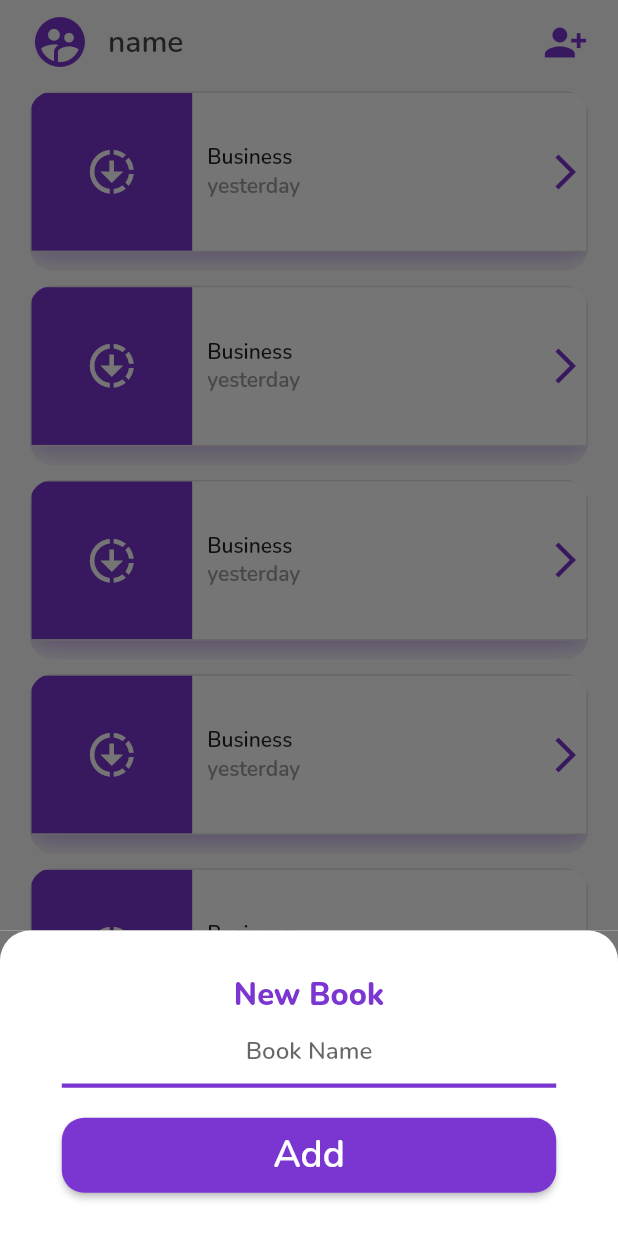
After one commit to RayMasoumi/cash_book, a Flutter app: the HomeScreen screen opened by its route, after a tap on "ADD BOOK", on a phone screen of 412 x 824 dp. The commit adds this screen. Run offline on Flutter 3.47's test engine with Material 2 defaults, Android fonts, the phone set to English and light mode, and no system bars; drawn by our look-alikes of animated_bottom_navigation_bar; our stand-ins replace get, get_storage, hive, hive_flutter, introduction_screen; accounts and stored records are empty.

Commit message:
bottom navigation bar done

```diff
--- a/lib/main.dart
+++ b/lib/main.dart
@@ -36,7 +36,7 @@ class MyApp extends StatelessWidget {
       translations: Translate(),
       // * checking if it is the first time the app is running
       initialRoute: GetStorage().read('isFirstRun') == 'false'
-          ? kSignUpScreenRoute
+          ? kHomeScreenRoute
           : kIntroductionScreenRoute,
       getPages: MyRoutes.pages,
       theme: ThemeData(
--- a/lib/screens/add_book_bottom_sheet_screen.dart
+++ b/lib/screens/add_book_bottom_sheet_screen.dart
@@ -1,6 +1,7 @@
 import 'package:cash_book/constants/colors.dart';
 import 'package:cash_book/constants/sizes.dart';
 import 'package:cash_book/constants/strings.dart';
+import 'package:cash_book/widgets/bold_small_title_widget.dart';
 import 'package:cash_book/widgets/center_hint_text_field_widget.dart';
 import 'package:cash_book/widgets/stretched_button_widget.dart';
 import 'package:flutter/material.dart';
@@ -33,13 +34,12 @@ class AddBookBottomSheet extends StatelessWidget {
               mainAxisSize: MainAxisSize.min,
               crossAxisAlignment: CrossAxisAlignment.stretch,
               children: <Widget>[
-                Text(
-                  kNewBookTitle,
-                  style: kSmallTitlesStyle,
-                  textAlign: TextAlign.center,
+                BoldSmallTitleWidget(
+                  title: kNewBookTitle,
                 ),
                 CenterHintTextFieldWidget(
                   hintText: kBookNameHint,
+                  controller: TextEditingController(),
                 ),
                 StretchedButtonWidget(buttonText: kAddButtonText),
               ],
--- /dev/null
+++ b/lib/screens/books_list_screen.dart
@@ -0,0 +1,37 @@
+import 'package:cash_book/widgets/left_icon_list_tile_widget.dart';
+import 'package:flutter/material.dart';
+
+class BooksListScreen extends StatelessWidget {
+  const BooksListScreen({
+    super.key,
+  });
+
+  @override
+  Widget build(BuildContext context) {
+    return SafeArea(
+      child: Padding(
+        padding: const EdgeInsets.only(bottom: 20.0),
+        child: ListView.builder(
+          itemCount: 8,
+          itemBuilder: (context, index) {
+            return LeftIconListTileWidget(
+              lastModified: 'yesterday',
+              title: 'Business',
+              onTap: () {},
+            );
+          },
+        ),
+      ),
+    );
+  }
+}
+
+/**
+ * * The problem with overlapping widgets happened because they kept rebuilding
+ * ! this is a hack not a solution and it is NOT optimized
+ * $child: SingleChildScrollView(
+ * $  child: Column(
+ * $    children: [for (int i = 0; i < 6; i++) CardListViewWidget()],
+ * $      ),
+ * $  ),
+ */
--- a/lib/screens/home_screen.dart
+++ b/lib/screens/home_screen.dart
@@ -3,10 +3,12 @@ import 'package:cash_book/constants/colors.dart';
 import 'package:cash_book/constants/sizes.dart';
 import 'package:cash_book/constants/strings.dart';
 import 'package:cash_book/screens/add_book_bottom_sheet_screen.dart';
-import 'package:cash_book/widgets/left_icon_list_tile_widget.dart';
+import 'package:cash_book/screens/books_list_screen.dart';
+import 'package:cash_book/screens/settings_screen.dart';
 import 'package:cash_book/widgets/sized_floating_action_button_widget.dart';
 import 'package:flutter/material.dart';
 import 'package:get/get.dart';
+
 import '../controllers/navigation_bar_controller.dart';
 
 class HomeScreen extends StatelessWidget {
@@ -43,9 +45,7 @@ class HomeScreen extends StatelessWidget {
             gapWidth: kFABWidth,
             onTap: (index) {
               Get.find<NavigationBarController>().index.value = index;
-          },
-          //other params
-        );
+            });
       }),
       appBar: AppBar(
         leading: const Padding(
@@ -73,31 +73,19 @@ class HomeScreen extends StatelessWidget {
           ),
         ],
       ),
-      body: SafeArea(
-        child: Padding(
-          padding: const EdgeInsets.only(bottom: 20.0),
-          child: ListView.builder(
-            itemCount: 8,
-            itemBuilder: (context, index) {
-              return LeftIconListTileWidget(
-                lastModified: 'yesterday',
-                title: 'Business',
-                onTap: () {},
-              );
-            },
-          ),
-        ),
-      ),
+      body: Obx(() {
+        final int currentIndex =
+            Get.find<NavigationBarController>().index.value;
+
+        switch (currentIndex) {
+          case 0:
+            return const BooksListScreen();
+          case 1:
+            return const SettingsScreen();
+          default:
+            return const BooksListScreen();
+        }
+      }),
     );
   }
 }
-
-/**
- * * The problem with overlapping widgets happened because they kept rebuilding
- * ! this is a hack not a solution and it is NOT optimized
- * $child: SingleChildScrollView(
- * $  child: Column(
- * $    children: [for (int i = 0; i < 6; i++) CardListViewWidget()],
- * $      ),
- * $  ),
- */
--- /dev/null
+++ b/lib/widgets/bold_small_title_widget.dart
@@ -0,0 +1,20 @@
+import 'package:cash_book/constants/sizes.dart';
+import 'package:flutter/material.dart';
+
+class BoldSmallTitleWidget extends StatelessWidget {
+  const BoldSmallTitleWidget({
+    required this.title,
+    super.key,
+  });
+
+  final String title;
+
+  @override
+  Widget build(BuildContext context) {
+    return Text(
+      title,
+      style: kSmallTitlesStyle,
+      textAlign: TextAlign.center,
+    );
+  }
+}
--- a/lib/widgets/center_hint_text_field_widget.dart
+++ b/lib/widgets/center_hint_text_field_widget.dart
@@ -5,16 +5,18 @@ import 'package:flutter/material.dart';
 class CenterHintTextFieldWidget extends StatelessWidget {
   const CenterHintTextFieldWidget({
     required this.hintText,
+    required this.controller,
     super.key,
   });
 
-  final hintText;
+  final String hintText;
+  final TextEditingController controller;
 
   @override
   Widget build(BuildContext context) {
     return TextField(
       textAlign: TextAlign.center,
-      onChanged: (value) {},
+      controller: controller,
       decoration: InputDecoration(
         hintText: hintText,
         focusedBorder: const UnderlineInputBorder(
```
Also changed, not shown: lib/screens/settings_screen.dart (added, +12 -0 lines). Lines whose indentation alone changed are shown as unchanged.
